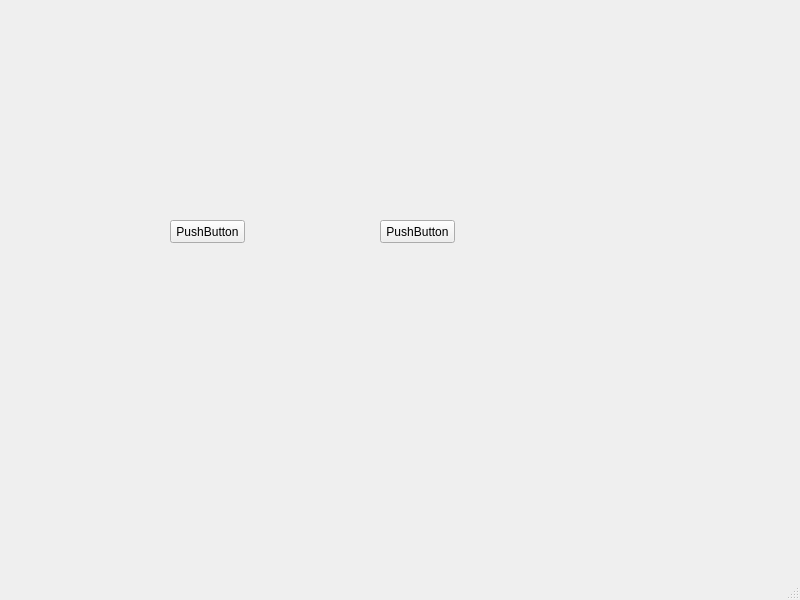
JcwGitHub/HuoBiApi_Python, file PythonApplication/PythonApplication.ui: the form before one commit.
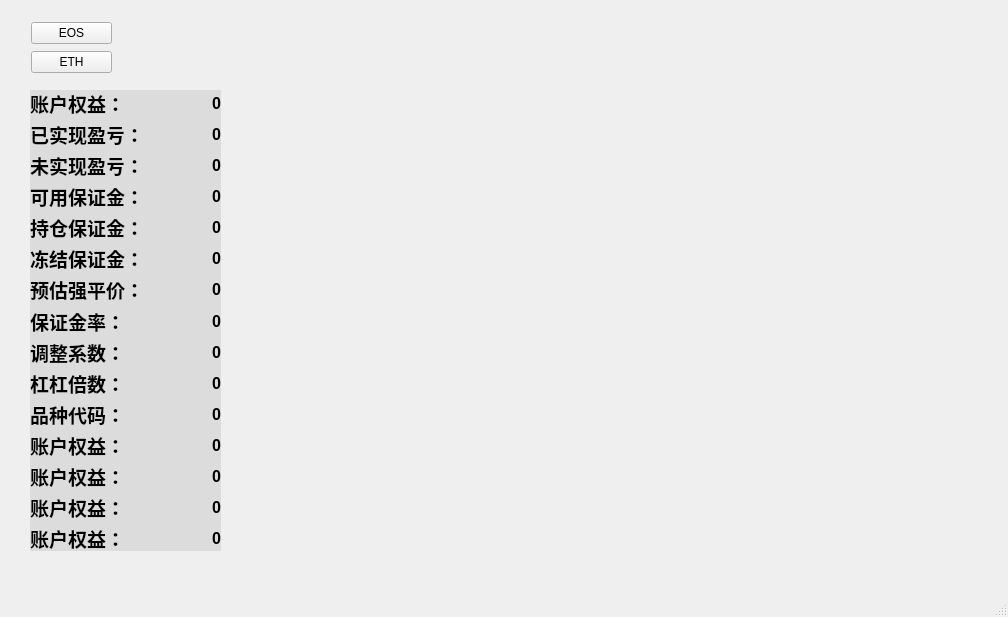
The form after the commit.

Commit message: qt可用

Diff of the .ui file:
```diff
--- a/PythonApplication/PythonApplication.ui
+++ b/PythonApplication/PythonApplication.ui
@@ -6,39 +6,599 @@
    <rect>
     <x>0</x>
     <y>0</y>
-    <width>800</width>
-    <height>600</height>
+    <width>1008</width>
+    <height>617</height>
    </rect>
   </property>
   <property name="windowTitle">
    <string>MainWindow</string>
   </property>
   <widget class="QWidget" name="centralwidget">
-   <widget class="QPushButton" name="pushButton">
+   <widget class="QWidget" name="widget" native="true">
     <property name="geometry">
      <rect>
-      <x>170</x>
-      <y>220</y>
-      <width>75</width>
-      <height>23</height>
+      <x>30</x>
+      <y>90</y>
+      <width>191</width>
+      <height>461</height>
      </rect>
     </property>
-    <property name="text">
-     <string>PushButton</string>
+    <property name="styleSheet">
+     <string notr="true">background-color: rgb(126, 126, 126);
+background-color: rgb(220, 220, 220);
+border-color: rgb(0, 255, 255);</string>
     </property>
+    <layout class="QVBoxLayout" name="verticalLayout_2">
+     <item>
+      <layout class="QHBoxLayout" name="horizontalLayout">
+       <item>
+        <widget class="QLabel" name="label_2">
+         <property name="font">
+          <font>
+           <pointsize>14</pointsize>
+           <weight>75</weight>
+           <bold>true</bold>
+          </font>
+         </property>
+         <property name="text">
+          <string>账户权益：</string>
+         </property>
+        </widget>
+       </item>
+       <item>
+        <widget class="QLabel" name="info1">
+         <property name="font">
+          <font>
+           <pointsize>12</pointsize>
+           <weight>75</weight>
+           <italic>false</italic>
+           <bold>true</bold>
+          </font>
+         </property>
+         <property name="text">
+          <string>0</string>
+         </property>
+         <property name="scaledContents">
+          <bool>false</bool>
+         </property>
+         <property name="alignment">
+          <set>Qt::AlignRight|Qt::AlignTrailing|Qt::AlignVCenter</set>
+         </property>
+        </widget>
+       </item>
+      </layout>
+     </item>
+     <item>
+      <layout class="QHBoxLayout" name="horizontalLayout_2">
+       <item>
+        <widget class="QLabel" name="label_3">
+         <property name="font">
+          <font>
+           <pointsize>14</pointsize>
+           <weight>75</weight>
+           <bold>true</bold>
+          </font>
+         </property>
+         <property name="text">
+          <string>已实现盈亏：</string>
+         </property>
+        </widget>
+       </item>
+       <item>
+        <widget class="QLabel" name="info2">
+         <property name="font">
+          <font>
+           <pointsize>12</pointsize>
+           <weight>75</weight>
+           <italic>false</italic>
+           <bold>true</bold>
+          </font>
+         </property>
+         <property name="text">
+          <string>0</string>
+         </property>
+         <property name="alignment">
+          <set>Qt::AlignRight|Qt::AlignTrailing|Qt::AlignVCenter</set>
+         </property>
+        </widget>
+       </item>
+      </layout>
+     </item>
+     <item>
+      <layout class="QHBoxLayout" name="horizontalLayout_3">
+       <item>
+        <widget class="QLabel" name="label_5">
+         <property name="font">
+          <font>
+           <pointsize>14</pointsize>
+           <weight>75</weight>
+           <bold>true</bold>
+          </font>
+         </property>
+         <property name="text">
+          <string>未实现盈亏：</string>
+         </property>
+        </widget>
+       </item>
+       <item>
+        <widget class="QLabel" name="info3">
+         <property name="font">
+          <font>
+           <pointsize>12</pointsize>
+           <weight>75</weight>
+           <italic>false</italic>
+           <bold>true</bold>
+          </font>
+         </property>
+         <property name="text">
+          <string>0</string>
+         </property>
+         <property name="alignment">
+          <set>Qt::AlignRight|Qt::AlignTrailing|Qt::AlignVCenter</set>
+         </property>
+        </widget>
+       </item>
+      </layout>
+     </item>
+     <item>
+      <layout class="QHBoxLayout" name="horizontalLayout_4">
+       <item>
+        <widget class="QLabel" name="label_7">
+         <property name="font">
+          <font>
+           <pointsize>14</pointsize>
+           <weight>75</weight>
+           <bold>true</bold>
+          </font>
+         </property>
+         <property name="text">
+          <string>可用保证金：</string>
+         </property>
+        </widget>
+       </item>
+       <item>
+        <widget class="QLabel" name="info4">
+         <property name="font">
+          <font>
+           <pointsize>12</pointsize>
+           <weight>75</weight>
+           <italic>false</italic>
+           <bold>true</bold>
+          </font>
+         </property>
+         <property name="text">
+          <string>0</string>
+         </property>
+         <property name="alignment">
+          <set>Qt::AlignRight|Qt::AlignTrailing|Qt::AlignVCenter</set>
+         </property>
+        </widget>
+       </item>
+      </layout>
+     </item>
+     <item>
+      <layout class="QHBoxLayout" name="horizontalLayout_5">
+       <item>
+        <widget class="QLabel" name="label_9">
+         <property name="font">
+          <font>
+           <pointsize>14</pointsize>
+           <weight>75</weight>
+           <bold>true</bold>
+          </font>
+         </property>
+         <property name="text">
+          <string>持仓保证金：</string>
+         </property>
+        </widget>
+       </item>
+       <item>
+        <widget class="QLabel" name="info5">
+         <property name="font">
+          <font>
+           <pointsize>12</pointsize>
+           <weight>75</weight>
+           <italic>false</italic>
+           <bold>true</bold>
+          </font>
+         </property>
+         <property name="text">
+          <string>0</string>
+         </property>
+         <property name="alignment">
+          <set>Qt::AlignRight|Qt::AlignTrailing|Qt::AlignVCenter</set>
+         </property>
+        </widget>
+       </item>
+      </layout>
+     </item>
+     <item>
+      <layout class="QHBoxLayout" name="horizontalLayout_6">
+       <item>
+        <widget class="QLabel" name="label_11">
+         <property name="font">
+          <font>
+           <pointsize>14</pointsize>
+           <weight>75</weight>
+           <bold>true</bold>
+          </font>
+         </property>
+         <property name="text">
+          <string>冻结保证金：</string>
+         </property>
+        </widget>
+       </item>
+       <item>
+        <widget class="QLabel" name="info6">
+         <property name="font">
+          <font>
+           <pointsize>12</pointsize>
+           <weight>75</weight>
+           <italic>false</italic>
+           <bold>true</bold>
+          </font>
+         </property>
+         <property name="text">
+          <string>0</string>
+         </property>
+         <property name="alignment">
+          <set>Qt::AlignRight|Qt::AlignTrailing|Qt::AlignVCenter</set>
+         </property>
+        </widget>
+       </item>
+      </layout>
+     </item>
+     <item>
+      <layout class="QHBoxLayout" name="horizontalLayout_9">
+       <item>
+        <widget class="QLabel" name="label_17">
+         <property name="font">
+          <font>
+           <pointsize>14</pointsize>
+           <weight>75</weight>
+           <bold>true</bold>
+          </font>
+         </property>
+         <property name="text">
+          <string>预估强平价：</string>
+         </property>
+        </widget>
+       </item>
+       <item>
+        <widget class="QLabel" name="info7">
+         <property name="font">
+          <font>
+           <pointsize>12</pointsize>
+           <weight>75</weight>
+           <italic>false</italic>
+           <bold>true</bold>
+          </font>
+         </property>
+         <property name="text">
+          <string>0</string>
+         </property>
+         <property name="alignment">
+          <set>Qt::AlignRight|Qt::AlignTrailing|Qt::AlignVCenter</set>
+         </property>
+        </widget>
+       </item>
+      </layout>
+     </item>
+     <item>
+      <layout class="QHBoxLayout" name="horizontalLayout_8">
+       <item>
+        <widget class="QLabel" name="label_15">
+         <property name="font">
+          <font>
+           <pointsize>14</pointsize>
+           <weight>75</weight>
+           <bold>true</bold>
+          </font>
+         </property>
+         <property name="text">
+          <string>保证金率：</string>
+         </property>
+        </widget>
+       </item>
+       <item>
+        <widget class="QLabel" name="info8">
+         <property name="font">
+          <font>
+           <pointsize>12</pointsize>
+           <weight>75</weight>
+           <italic>false</italic>
+           <bold>true</bold>
+          </font>
+         </property>
+         <property name="text">
+          <string>0</string>
+         </property>
+         <property name="alignment">
+          <set>Qt::AlignRight|Qt::AlignTrailing|Qt::AlignVCenter</set>
+         </property>
+        </widget>
+       </item>
+      </layout>
+     </item>
+     <item>
+      <layout class="QHBoxLayout" name="horizontalLayout_7">
+       <item>
+        <widget class="QLabel" name="label_13">
+         <property name="font">
+          <font>
+           <pointsize>14</pointsize>
+           <weight>75</weight>
+           <bold>true</bold>
+          </font>
+         </property>
+         <property name="text">
+          <string>调整系数：</string>
+         </property>
+        </widget>
+       </item>
+       <item>
+        <widget class="QLabel" name="info9">
+         <property name="font">
+          <font>
+           <pointsize>12</pointsize>
+           <weight>75</weight>
+           <italic>false</italic>
+           <bold>true</bold>
+          </font>
+         </property>
+         <property name="text">
+          <string>0</string>
+         </property>
+         <property name="alignment">
+          <set>Qt::AlignRight|Qt::AlignTrailing|Qt::AlignVCenter</set>
+         </property>
+        </widget>
+       </item>
+      </layout>
+     </item>
+     <item>
+      <layout class="QHBoxLayout" name="horizontalLayout_10">
+       <item>
+        <widget class="QLabel" name="label_19">
+         <property name="font">
+          <font>
+           <pointsize>14</pointsize>
+           <weight>75</weight>
+           <bold>true</bold>
+          </font>
+         </property>
+         <property name="text">
+          <string>杠杠倍数：</string>
+         </property>
+        </widget>
+       </item>
+       <item>
+        <widget class="QLabel" name="info10">
+         <property name="font">
+          <font>
+           <pointsize>12</pointsize>
+           <weight>75</weight>
+           <italic>false</italic>
+           <bold>true</bold>
+          </font>
+         </property>
+         <property name="text">
+          <string>0</string>
+         </property>
+         <property name="alignment">
+          <set>Qt::AlignRight|Qt::AlignTrailing|Qt::AlignVCenter</set>
+         </property>
+        </widget>
+       </item>
+      </layout>
+     </item>
+     <item>
+      <layout class="QHBoxLayout" name="horizontalLayout_11">
+       <item>
+        <widget class="QLabel" name="label_21">
+         <property name="font">
+          <font>
+           <pointsize>14</pointsize>
+           <weight>75</weight>
+           <bold>true</bold>
+          </font>
+         </property>
+         <property name="text">
+          <string>品种代码：</string>
+         </property>
+        </widget>
+       </item>
+       <item>
+        <widget class="QLabel" name="info11">
+         <property name="font">
+          <font>
+           <pointsize>12</pointsize>
+           <weight>75</weight>
+           <italic>false</italic>
+           <bold>true</bold>
+          </font>
+         </property>
+         <property name="text">
+          <string>0</string>
+         </property>
+         <property name="alignment">
+          <set>Qt::AlignRight|Qt::AlignTrailing|Qt::AlignVCenter</set>
+         </property>
+        </widget>
+       </item>
+      </layout>
+     </item>
+     <item>
+      <layout class="QHBoxLayout" name="horizontalLayout_12">
+       <item>
+        <widget class="QLabel" name="label_23">
+         <property name="font">
+          <font>
+           <pointsize>14</pointsize>
+           <weight>75</weight>
+           <bold>true</bold>
+          </font>
+         </property>
+         <property name="text">
+          <string>账户权益：</string>
+         </property>
+        </widget>
+       </item>
+       <item>
+        <widget class="QLabel" name="info12">
+         <property name="font">
+          <font>
+           <pointsize>12</pointsize>
+           <weight>75</weight>
+           <italic>false</italic>
+           <bold>true</bold>
+          </font>
+         </property>
+         <property name="text">
+          <string>0</string>
+         </property>
+         <property name="alignment">
+          <set>Qt::AlignRight|Qt::AlignTrailing|Qt::AlignVCenter</set>
+         </property>
+        </widget>
+       </item>
+      </layout>
+     </item>
+     <item>
+      <layout class="QHBoxLayout" name="horizontalLayout_13">
+       <item>
+        <widget class="QLabel" name="label_25">
+         <property name="font">
+          <font>
+           <pointsize>14</pointsize>
+           <weight>75</weight>
+           <bold>true</bold>
+          </font>
+         </property>
+         <property name="text">
+          <string>账户权益：</string>
+         </property>
+        </widget>
+       </item>
+       <item>
+        <widget class="QLabel" name="info13">
+         <property name="font">
+          <font>
+           <pointsize>12</pointsize>
+           <weight>75</weight>
+           <italic>false</italic>
+           <bold>true</bold>
+          </font>
+         </property>
+         <property name="text">
+          <string>0</string>
+         </property>
+         <property name="alignment">
+          <set>Qt::AlignRight|Qt::AlignTrailing|Qt::AlignVCenter</set>
+         </property>
+        </widget>
+       </item>
+      </layout>
+     </item>
+     <item>
+      <layout class="QHBoxLayout" name="horizontalLayout_14">
+       <item>
+        <widget class="QLabel" name="label_27">
+         <property name="font">
+          <font>
+           <pointsize>14</pointsize>
+           <weight>75</weight>
+           <bold>true</bold>
+          </font>
+         </property>
+         <property name="text">
+          <string>账户权益：</string>
+         </property>
+        </widget>
+       </item>
+       <item>
+        <widget class="QLabel" name="info14">
+         <property name="font">
+          <font>
+           <pointsize>12</pointsize>
+           <weight>75</weight>
+           <italic>false</italic>
+           <bold>true</bold>
+          </font>
+         </property>
+         <property name="text">
+          <string>0</string>
+         </property>
+         <property name="alignment">
+          <set>Qt::AlignRight|Qt::AlignTrailing|Qt::AlignVCenter</set>
+         </property>
+        </widget>
+       </item>
+      </layout>
+     </item>
+     <item>
+      <layout class="QHBoxLayout" name="horizontalLayout_15">
+       <item>
+        <widget class="QLabel" name="label_29">
+         <property name="font">
+          <font>
+           <pointsize>14</pointsize>
+           <weight>75</weight>
+           <bold>true</bold>
+          </font>
+         </property>
+         <property name="text">
+          <string>账户权益：</string>
+         </property>
+        </widget>
+       </item>
+       <item>
+        <widget class="QLabel" name="info15">
+         <property name="font">
+          <font>
+           <pointsize>12</pointsize>
+           <weight>75</weight>
+           <italic>false</italic>
+           <bold>true</bold>
+          </font>
+         </property>
+         <property name="text">
+          <string>0</string>
+         </property>
+         <property name="alignment">
+          <set>Qt::AlignRight|Qt::AlignTrailing|Qt::AlignVCenter</set>
+         </property>
+        </widget>
+       </item>
+      </layout>
+     </item>
+    </layout>
    </widget>
-   <widget class="QPushButton" name="pushButton_2">
+   <widget class="QWidget" name="">
     <property name="geometry">
      <rect>
-      <x>380</x>
-      <y>220</y>
-      <width>75</width>
-      <height>23</height>
+      <x>31</x>
+      <y>21</y>
+      <width>81</width>
+      <height>54</height>
      </rect>
     </property>
-    <property name="text">
-     <string>PushButton</string>
-    </property>
+    <layout class="QGridLayout" name="gridLayout">
+     <item row="0" column="0">
+      <widget class="QPushButton" name="BTNEOS">
+       <property name="text">
+        <string>EOS</string>
+       </property>
+      </widget>
+     </item>
+     <item row="1" column="0">
+      <widget class="QPushButton" name="BTNETH">
+       <property name="text">
+        <string>ETH</string>
+       </property>
+      </widget>
+     </item>
+    </layout>
    </widget>
   </widget>
   <widget class="QMenuBar" name="menubar">
```
Left out of the diff: 2 changed lines with no effect on the pictures. The commit also changes 3 other files.
